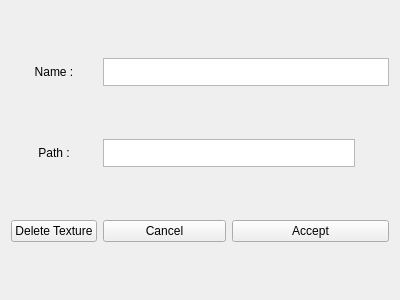
Old version of the form ui/ui_setups/import_texture.ui in the repository AnthonySTZ/AssetManager.
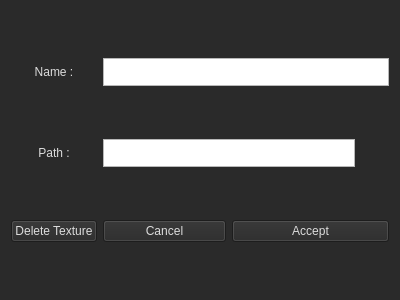
New version of the form. Icons and pictures are not drawn.

Commit message: adjust background color of import ui

```diff
--- a/ui/ui_setups/import_texture.ui
+++ b/ui/ui_setups/import_texture.ui
@@ -13,6 +13,23 @@
   <property name="windowTitle">
    <string>Dialog</string>
   </property>
+  <property name="styleSheet">
+   <string notr="true">QDialog{
+	background-color: rgb(42, 42, 42);
+}
+
+QLabel{
+
+	color: rgb(220, 220, 220);
+}
+
+QPushButton{
+
+	color: rgb(220, 220, 220);
+	background-color: rgb(40, 40, 40);
+
+}</string>
+  </property>
   <layout class="QHBoxLayout" name="horizontalLayout">
    <item>
     <layout class="QGridLayout" name="gridLayout">
```
The commit also changes 6 other files.
